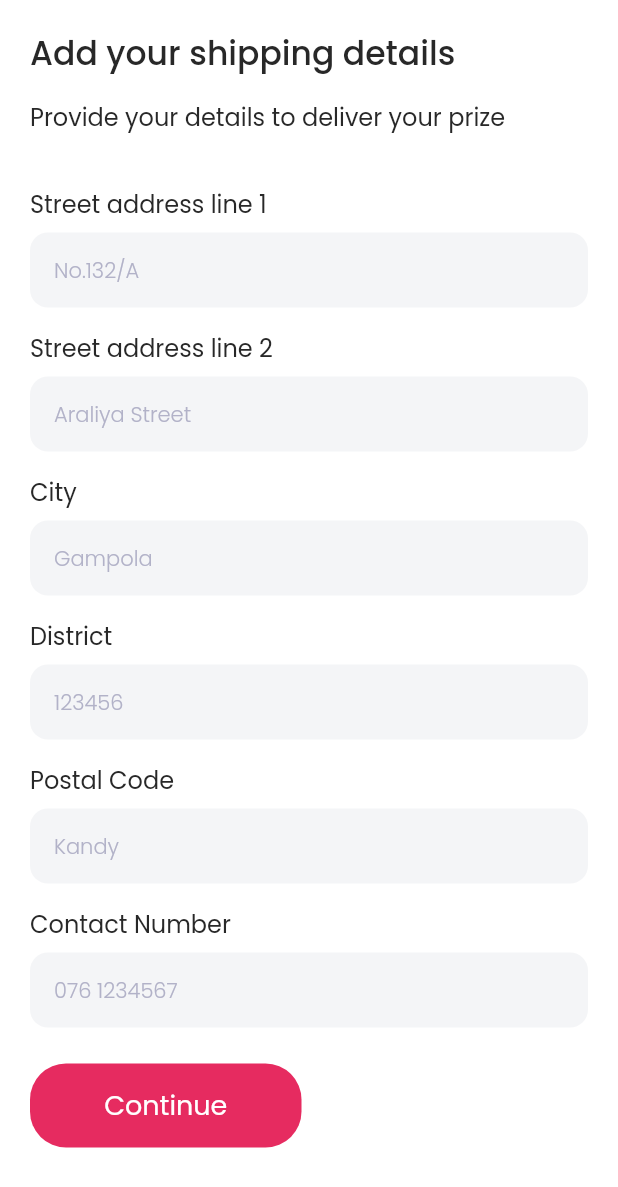
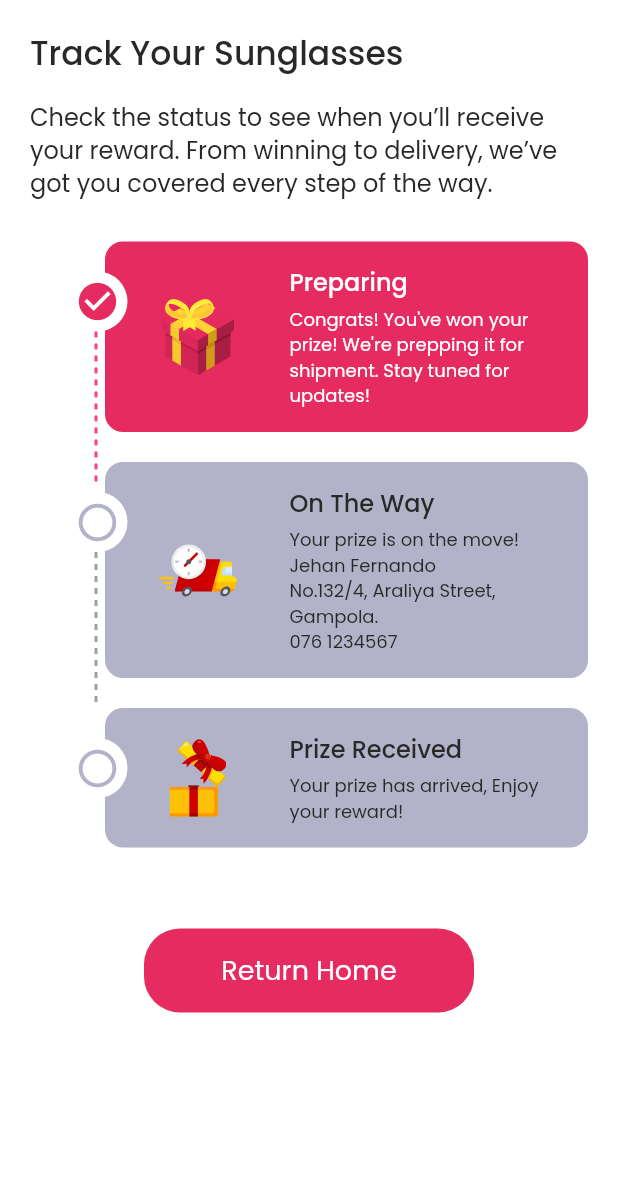
Before and after one commit to Millionpixels-tech/gifts, a Flutter app: the screen it shows after launch, on a phone screen of 412 x 824 dp. Shown: the top 1187 px of the screen. Run offline on Flutter 3.47's test engine with Material 3 defaults, Android fonts, the light colour scheme and no system bars; our stand-ins replace flutter_svg, go_router, google_fonts.

Commit message:
created tracking page

```diff
--- a/lib/router/router.dart
+++ b/lib/router/router.dart
@@ -1,4 +1,5 @@
 import 'package:gifts/router/router_names.dart';
+import 'package:gifts/screens/Tracking_page.dart';
 import 'package:gifts/screens/address_details.dart';
 import 'package:gifts/screens/auth/login_page.dart';
 import 'package:gifts/screens/auth/signup_page.dart';
@@ -14,7 +15,7 @@ class RouterClass{
       name: RouterNames.login,
       pageBuilder: (context, state) {
           return NoTransitionPage(
-              child: const AddressDetails(),
+              child: const TrackingPage(currentStep: 1,),
           );
         },
       ),
--- /dev/null
+++ b/lib/screens/Tracking_page.dart
@@ -0,0 +1,195 @@
+import 'package:flutter/material.dart';
+import 'package:flutter_svg/svg.dart';
+import 'package:gifts/common_widgets/submit_button_widget.dart';
+
+class TrackingPage extends StatefulWidget {
+  final int currentStep;
+  const TrackingPage({super.key, required this.currentStep});
+
+  @override
+  State<TrackingPage> createState() => _TrackingPageState();
+}
+
+class _TrackingPageState extends State<TrackingPage> {
+  @override
+  Widget build(BuildContext context) {
+    final textTheme = Theme.of(context).textTheme;
+    final colorScheme = Theme.of(context).colorScheme;
+
+    return Scaffold(
+      body: Padding(
+        padding: EdgeInsets.all(20),
+        child: SingleChildScrollView(
+          child: Column(
+            crossAxisAlignment: CrossAxisAlignment.start,
+            children: [
+              Text(
+                'Track Your Sunglasses',
+                style: textTheme.headlineSmall?.copyWith(fontSize: 22),
+              ),
+              SizedBox(height: 16),
+              Text(
+                'Check the status to see when you’ll receive your reward. From winning to delivery, we’ve got you covered every step of the way.',
+                style: textTheme.titleMedium,
+              ),
+              SizedBox(height: 28),
+              _buildStep(
+                step: 1,
+                title: "Preparing",
+                description:
+                    "Congrats! You've won your prize! We're prepping it for shipment. Stay tuned for updates!",
+                isActive: widget.currentStep >= 1,
+                iconUrl: 'assets/icons/gift_icon.svg',
+              ),
+              _buildStep(
+                step: 2,
+                title: "On The Way",
+                description:
+                    "Your prize is on the move!\nJehan Fernando\nNo.132/4, Araliya Street, Gampola.\n076 1234567",
+                isActive: widget.currentStep >= 2,
+                iconUrl: 'assets/icons/fast-delivery.svg',
+              ),
+              _buildStep(
+                step: 3,
+                title: "Prize Received",
+                description: "Your prize has arrived, Enjoy your reward!",
+                isActive: widget.currentStep == 3,
+                iconUrl: 'assets/icons/prize_delivered.svg',
+              ),
+              SizedBox(
+                height: 34,
+              ),
+              Center(
+                child: SubmitButtonWidget(
+                    buttonHeight: 56,
+                    buttonWidth: 220,
+                    text: 'Return Home',
+                    hasIcon: false,
+                    buttonIconUrl: ''),
+              ),
+            ],
+          ),
+        ),
+      ),
+    );
+  }
+
+  Widget _buildStep({
+    required int step,
+    required String title,
+    required String description,
+    required bool isActive,
+    required String iconUrl,
+  }) {
+    final textTheme = Theme.of(context).textTheme;
+    final colorScheme = Theme.of(context).colorScheme;
+
+    return Stack(
+      clipBehavior: Clip.none,
+      children: [
+        // Icon and Dotted line
+
+        // Step container
+        Padding(
+          padding: EdgeInsets.only(left: 50), // Offset content to the right
+          child: Container(
+            padding: EdgeInsets.all(16),
+            margin: EdgeInsets.only(bottom: 20),
+            decoration: BoxDecoration(
+              color: isActive ? colorScheme.primary : colorScheme.onTertiary,
+              borderRadius: BorderRadius.circular(12),
+            ),
+            child: Row(
+              crossAxisAlignment: CrossAxisAlignment.center,
+              children: [
+                SizedBox(
+                  width: 20,
+                ),
+                SvgPicture.asset(
+                  iconUrl,
+                  height: 52,
+                  width: 52,
+                ),
+                SizedBox(width: 35),
+                Expanded(
+                  child: Column(
+                    crossAxisAlignment: CrossAxisAlignment.start,
+                    children: [
+                      Text(
+                        title,
+                        style: textTheme.titleLarge?.copyWith(
+                          color: isActive
+                              ? colorScheme.onPrimaryFixed
+                              : colorScheme.onPrimary,
+                        ),
+                      ),
+                      SizedBox(height: 5),
+                      Text(
+                        description,
+                        style: textTheme.bodyMedium?.copyWith(
+                          color: isActive
+                              ? colorScheme.onPrimaryFixed
+                              : colorScheme.onPrimary,
+                        ),
+                      ),
+                    ],
+                  ),
+                ),
+              ],
+            ),
+          ),
+        ),
+
+        Positioned(
+          left: 25,
+          top: 20,
+          child: Column(
+            children: [
+              Container(
+                height: 40,
+                width: 40,
+                decoration: BoxDecoration(
+                    color: colorScheme.onPrimaryFixed, shape: BoxShape.circle),
+                child: Icon(
+                  isActive ? Icons.check_circle : Icons.radio_button_unchecked,
+                  color:
+                      isActive ? colorScheme.primary : colorScheme.onTertiary,
+                  size: 30,
+                ),
+              ),
+              if (step != 3)
+                CustomPaint(
+                  size: Size(2, 100),
+                  painter: DottedLinePainter(isActive: isActive),
+                ),
+            ],
+          ),
+        ),
+      ],
+    );
+  }
+}
+
+class DottedLinePainter extends CustomPainter {
+  final bool isActive;
+
+  DottedLinePainter({required this.isActive});
+
+  @override
+  void paint(Canvas canvas, Size size) {
+    double dashHeight = 4, dashSpace = 4, startY = 0;
+    final paint = Paint()
+      ..color = isActive ? Colors.pinkAccent : Colors.grey
+      ..strokeWidth = 2;
+
+    while (startY < size.height) {
+      canvas.drawLine(Offset(0, startY), Offset(0, startY + dashHeight), paint);
+      startY += dashHeight + dashSpace;
+    }
+  }
+
+  @override
+  bool shouldRepaint(covariant CustomPainter oldDelegate) {
+    return false;
+  }
+}
--- a/lib/screens/address_details.dart
+++ b/lib/screens/address_details.dart
@@ -15,40 +15,40 @@ class _AddressDetailsState extends State<AddressDetails> {
     final textTheme = Theme.of(context).textTheme;
     final colorScheme = Theme.of(context).colorScheme;
     return Scaffold(
-      body: Padding(padding: EdgeInsets.all(20),
+      body: Padding(padding: const EdgeInsets.all(20),
       child: SingleChildScrollView(
         child: Column(
           crossAxisAlignment: CrossAxisAlignment.start,
           children: [
             Text('Add your shipping details', style: textTheme.headlineSmall?.copyWith(fontSize: 22),),
-            SizedBox(height: 16,),
+            const SizedBox(height: 16,),
             Text('Provide your details to deliver your prize', style: textTheme.titleMedium,),
-            SizedBox(height: 36,),
+            const SizedBox(height: 36,),
             Text('Street address line 1', style: textTheme.titleMedium,),
-            SizedBox(height: 8,),
-            InputTextbox(hintText: 'No.132/A',),
-            SizedBox(height: 16,),
+            const SizedBox(height: 8,),
+            const InputTextbox(hintText: 'No.132/A',),
+            const SizedBox(height: 16,),
             Text('Street address line 2', style: textTheme.titleMedium,),
-            SizedBox(height: 8,),
-            InputTextbox(hintText: 'Araliya Street',),
-            SizedBox(height: 16,),
+            const SizedBox(height: 8,),
+            const InputTextbox(hintText: 'Araliya Street',),
+            const SizedBox(height: 16,),
             Text('City', style: textTheme.titleMedium,),
-            SizedBox(height: 8,),
-            InputTextbox(hintText: 'Gampola',),
-            SizedBox(height: 16,),
+            const SizedBox(height: 8,),
+            const InputTextbox(hintText: 'Gampola',),
+            const SizedBox(height: 16,),
             Text('District', style: textTheme.titleMedium,),
-            SizedBox(height: 8,),
-            InputTextbox(hintText: '123456',),
-            SizedBox(height: 16,),
+            const SizedBox(height: 8,),
+            const InputTextbox(hintText: '123456',),
+            const SizedBox(height: 16,),
             Text('Postal Code', style: textTheme.titleMedium,),
-            SizedBox(height: 8,),
-            InputTextbox(hintText: 'Kandy',),
-            SizedBox(height: 16,),
+            const SizedBox(height: 8,),
+            const InputTextbox(hintText: 'Kandy',),
+            const SizedBox(height: 16,),
             Text('Contact Number', style: textTheme.titleMedium,),
-            SizedBox(height: 8,),
-            InputTextbox(hintText: '076 1234567',),
-            SizedBox(height: 24,),
-            SubmitButtonWidget(buttonHeight: 56, buttonWidth: 181, text: 'Continue', hasIcon: false, buttonIconUrl: '')
+            const SizedBox(height: 8,),
+            const InputTextbox(hintText: '076 1234567',),
+            const SizedBox(height: 24,),
+            const Center(child: SubmitButtonWidget(buttonHeight: 56, buttonWidth: 181, text: 'Continue', hasIcon: false, buttonIconUrl: ''))
           ],
         ),
       ),
```
Also changed, not shown: assets/icons/fast-delivery.svg (added), assets/icons/prize_delivered.svg (added).
